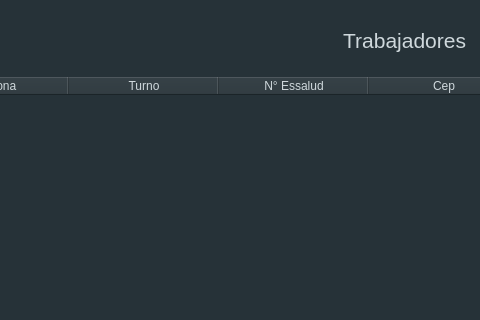
Qt form ui/trabajador_frame.ui (hm2206/strong_teeth) before a commit; both pictures show x 271 to 751 and y 0 to 320 of the 751 by 615 pixel window.
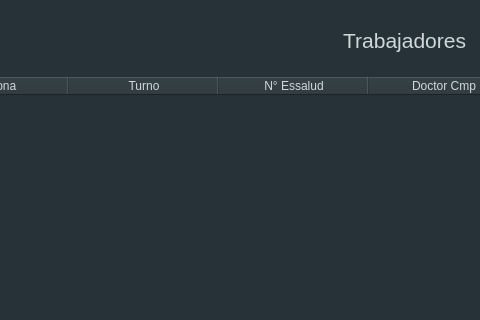
The same form after that commit. Icons and pictures are not drawn.

Commit message: feat: add doctor

```diff
--- a/ui/trabajador_frame.ui
+++ b/ui/trabajador_frame.ui
@@ -244,7 +244,7 @@
         </column>
         <column>
          <property name="text">
-          <string>Cep</string>
+          <string>Doctor Cmp</string>
          </property>
         </column>
        </widget>
```
The commit also changes 3 other files.
